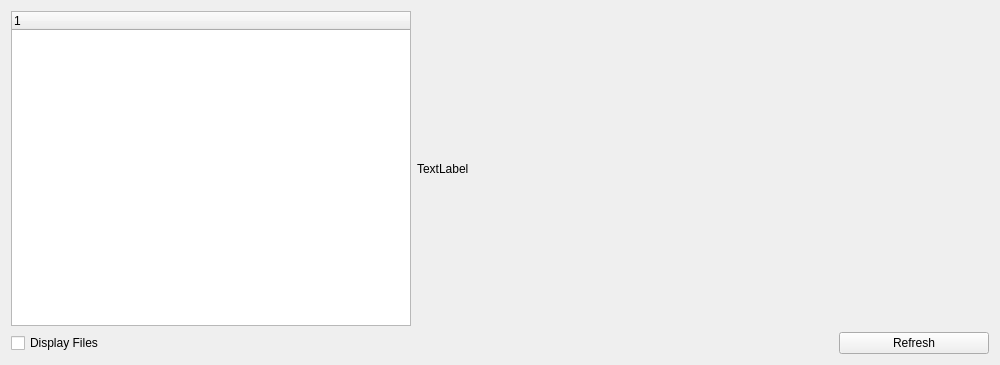
The window that disker/widgets/analyser.ui (WillBrennan/disk_usage) describes before a commit, drawn with Qt 5.
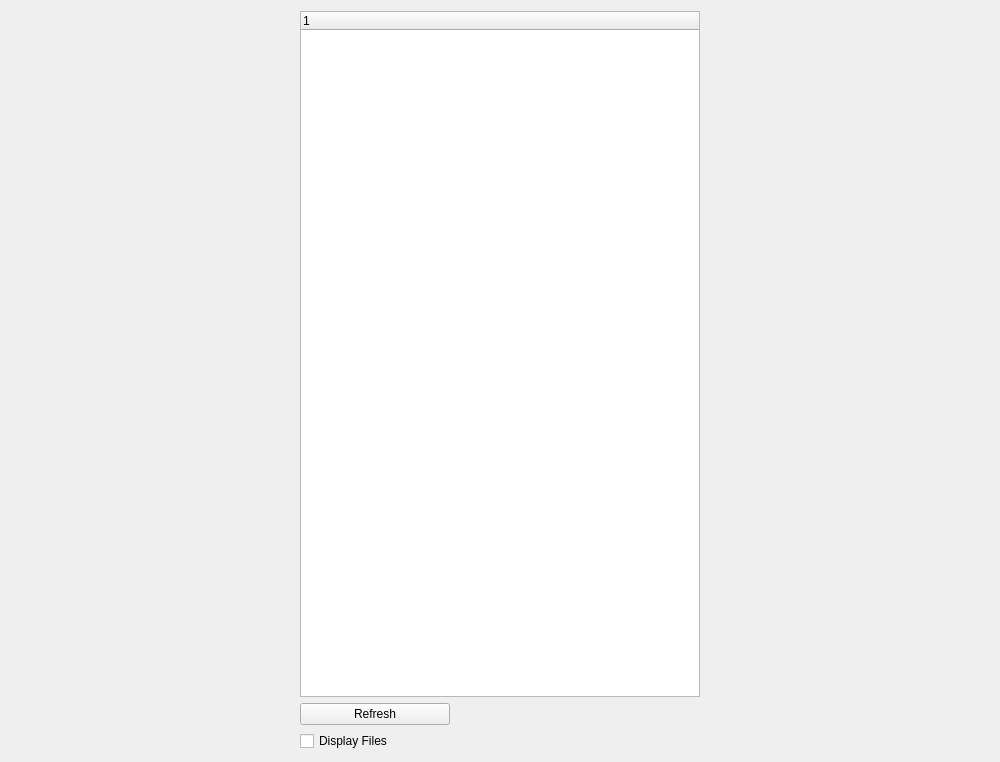
The same window after the commit.

Commit message: disker - added donut chart

```diff
--- a/disker/widgets/analyser.ui
+++ b/disker/widgets/analyser.ui
@@ -7,7 +7,7 @@
     <x>0</x>
     <y>0</y>
     <width>1000</width>
-    <height>365</height>
+    <height>762</height>
    </rect>
   </property>
   <property name="minimumSize">
@@ -26,6 +26,29 @@
    <string>Form</string>
   </property>
   <layout class="QGridLayout" name="gridLayout">
+   <item row="4" column="1">
+    <layout class="QGridLayout" name="chartLayout">
+     <property name="sizeConstraint">
+      <enum>QLayout::SetMinimumSize</enum>
+     </property>
+    </layout>
+   </item>
+   <item row="6" column="0">
+    <widget class="QPushButton" name="refreshButton">
+     <property name="maximumSize">
+      <size>
+       <width>150</width>
+       <height>16777215</height>
+      </size>
+     </property>
+     <property name="text">
+      <string>Refresh</string>
+     </property>
+    </widget>
+   </item>
+   <item row="8" column="0">
+    <layout class="QHBoxLayout" name="horizontalLayout"/>
+   </item>
    <item row="4" column="0">
     <widget class="QTreeWidget" name="tree">
      <property name="maximumSize">
@@ -41,33 +64,7 @@
      </column>
     </widget>
    </item>
-   <item row="4" column="7" colspan="2">
-    <widget class="QLabel" name="chart">
-     <property name="maximumSize">
-      <size>
-       <width>650</width>
-       <height>16777215</height>
-      </size>
-     </property>
-     <property name="text">
-      <string>TextLabel</string>
-     </property>
-    </widget>
-   </item>
-   <item row="5" column="8">
-    <widget class="QPushButton" name="refreshButton">
-     <property name="maximumSize">
-      <size>
-       <width>150</width>
-       <height>16777215</height>
-      </size>
-     </property>
-     <property name="text">
-      <string>Refresh</string>
-     </property>
-    </widget>
-   </item>
-   <item row="5" column="0">
+   <item row="7" column="0">
     <widget class="QCheckBox" name="checkBox">
      <property name="text">
       <string>Display Files</string>
```
The commit also changes 14 other files.
